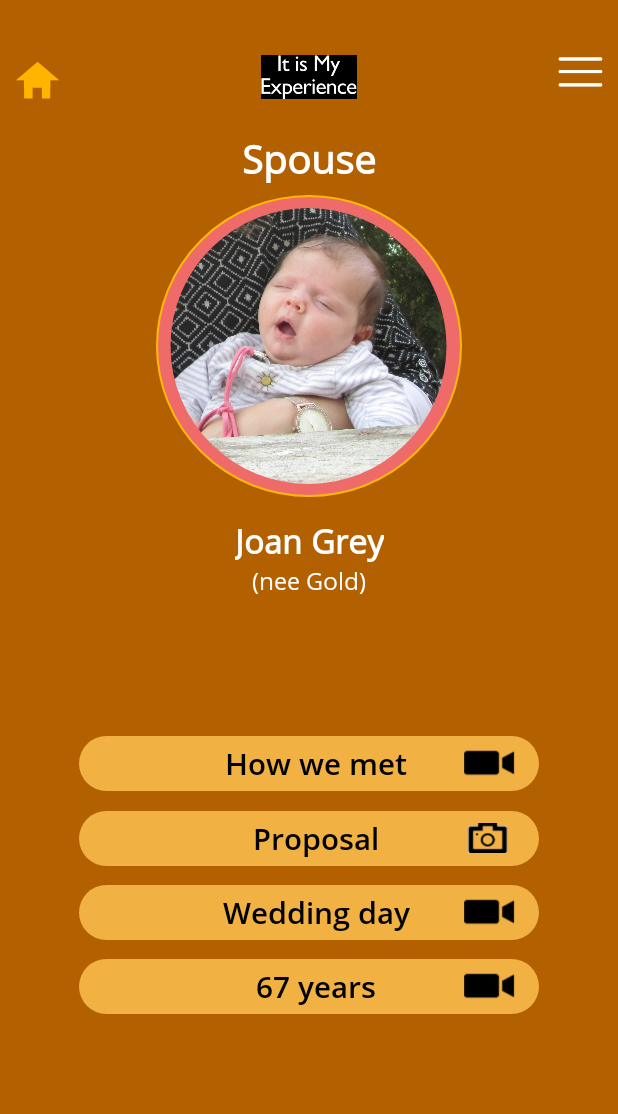
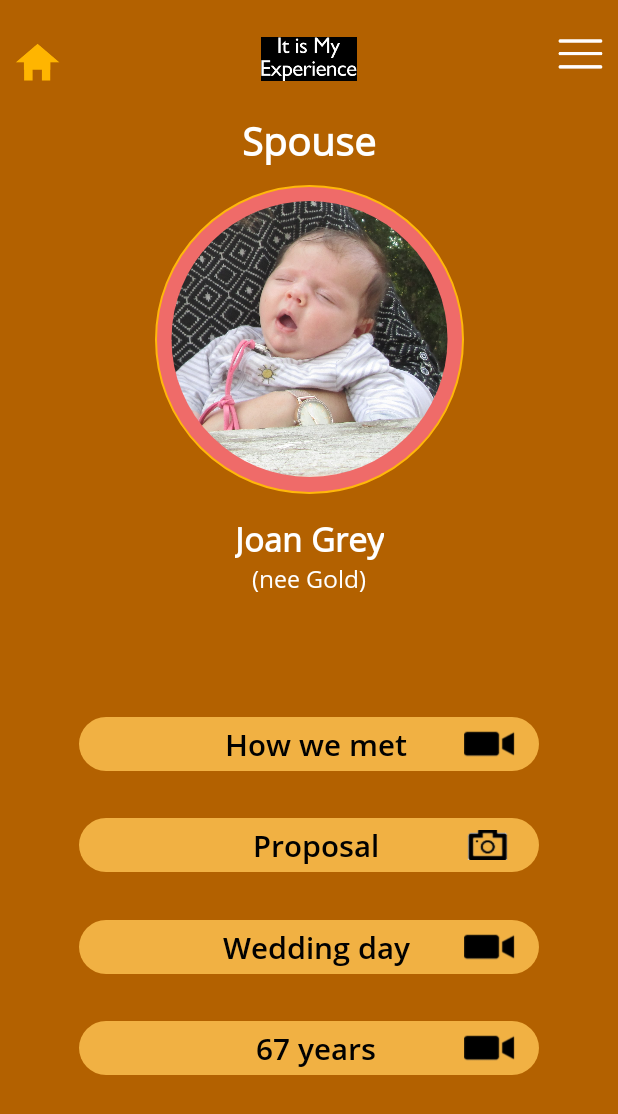
Before and after one commit to tehilaschechter/SampleScreen-1, an Android app: the Spouse screen opened directly, with no data from a screen before it, on a phone screen of 412 x 824 dp. Shown: the top 1114 px of the screen. Run offline under Robolectric (Android 15) with nearby library versions, the phone set to English and light mode, and no system bars; our stand-ins replace CircleImageView.

Commit message:
spouse constraints

```diff
--- a/app/src/main/res/layout/activity_family.xml
+++ b/app/src/main/res/layout/activity_family.xml
@@ -66,8 +66,8 @@
 
         <de.hdodenhof.circleimageview.CircleImageView
             android:id="@+id/imgChildPicture"
-            android:layout_width="200dp"
-            android:layout_height="200dp"
+            android:layout_width="196dp"
+            android:layout_height="196dp"
             android:layout_gravity="center_horizontal|center_vertical"
             android:contentDescription="@string/descProfileImage"
             android:src="@drawable/baby" />
--- a/app/src/main/res/layout/activity_spouse.xml
+++ b/app/src/main/res/layout/activity_spouse.xml
@@ -43,6 +43,7 @@
         style="@style/style_categoryHeading"
         android:layout_width="wrap_content"
         android:layout_height="wrap_content"
+        android:layout_marginBottom="5dp"
         android:text="@string/txtSpouse"
         android:translationY="-6dp"
         app:layout_constraintBottom_toTopOf="@+id/frameLayout"
@@ -53,11 +54,10 @@
 
     <FrameLayout
         android:id="@+id/frameLayout"
-        android:layout_width="204dp"
-        android:layout_height="201dp"
+        android:layout_width="206dp"
+        android:layout_height="206dp"
         android:background="@drawable/transparent_circle_background"
         android:padding="5dp"
-        app:layout_constraintBottom_toTopOf="@+id/glnImageBottom"
         app:layout_constraintEnd_toEndOf="parent"
         app:layout_constraintStart_toStartOf="parent"
         app:layout_constraintTop_toTopOf="@+id/glnImageTop">
@@ -98,6 +98,22 @@
         app:layout_constraintTop_toBottomOf="@+id/txtSpouseName" />
 
     <Button
+        android:id="@+id/btnProposal"
+        style="@style/style_filled_button_sub"
+        android:layout_width="0dp"
+        android:background="@drawable/rect_rounded_button"
+        android:drawableEnd="@drawable/camera_icon"
+        android:paddingLeft="@dimen/dimen_centerMediaButtonText"
+        android:paddingRight="@dimen/dimen_mediaButtonRight"
+        android:text="Proposal"
+        app:layout_constraintBottom_toTopOf="@+id/btnWeddingDay"
+        app:layout_constraintEnd_toStartOf="@+id/glnButtonsRight"
+        app:layout_constraintHorizontal_bias="0.0"
+        app:layout_constraintStart_toStartOf="@+id/glnButtonsLeft"
+        app:layout_constraintTop_toBottomOf="@+id/btnHowMet"
+        app:layout_constraintVertical_chainStyle="spread_inside" />
+
+    <Button
         android:id="@+id/btnWeddingDay"
         style="@style/style_filled_button_sub"
         android:layout_width="0dp"
@@ -108,7 +124,7 @@
         android:text="Wedding day"
         app:layout_constraintBottom_toTopOf="@+id/btnYears"
         app:layout_constraintEnd_toStartOf="@+id/glnButtonsRight"
-        app:layout_constraintHorizontal_bias="0.5"
+        app:layout_constraintHorizontal_bias="1.0"
         app:layout_constraintStart_toStartOf="@+id/glnButtonsLeft"
         app:layout_constraintTop_toBottomOf="@+id/btnProposal" />
 
@@ -123,24 +139,10 @@
         android:text="How we met"
         app:layout_constraintBottom_toTopOf="@+id/btnProposal"
         app:layout_constraintEnd_toStartOf="@+id/glnButtonsRight"
-        app:layout_constraintHorizontal_bias="0.5"
+        app:layout_constraintHorizontal_bias="1.0"
         app:layout_constraintStart_toStartOf="@+id/glnButtonsLeft"
-        app:layout_constraintTop_toBottomOf="@+id/glnButtonsTop" />
-
-    <Button
-        android:id="@+id/btnProposal"
-        style="@style/style_filled_button_sub"
-        android:layout_width="0dp"
-        android:background="@drawable/rect_rounded_button"
-        android:drawableEnd="@drawable/camera_icon"
-        android:paddingLeft="@dimen/dimen_centerMediaButtonText"
-        android:paddingRight="@dimen/dimen_mediaButtonRight"
-        android:text="Proposal"
-        app:layout_constraintBottom_toTopOf="@+id/btnWeddingDay"
-        app:layout_constraintEnd_toStartOf="@+id/glnButtonsRight"
-        app:layout_constraintHorizontal_bias="0.5"
-        app:layout_constraintStart_toStartOf="@+id/glnButtonsLeft"
-        app:layout_constraintTop_toBottomOf="@+id/btnHowMet" />
+        app:layout_constraintTop_toTopOf="@+id/glnButtonsTop"
+        app:layout_constraintVertical_chainStyle="spread_inside" />
 
     <Button
         android:id="@+id/btnYears"
@@ -153,9 +155,9 @@
         android:text="67 years"
         app:layout_constraintBottom_toTopOf="@+id/glnButtonsBottom"
         app:layout_constraintEnd_toStartOf="@+id/glnButtonsRight"
-        app:layout_constraintHorizontal_bias="0.5"
+        app:layout_constraintHorizontal_bias="1.0"
         app:layout_constraintStart_toStartOf="@+id/glnButtonsLeft"
-        app:layout_constraintTop_toBottomOf="@+id/glnBottom" />
+        app:layout_constraintTop_toBottomOf="@+id/btnWeddingDay" />
 
     <androidx.constraintlayout.widget.Guideline
         android:id="@+id/glnButtonsLeft"
@@ -183,7 +185,7 @@
         android:layout_width="wrap_content"
         android:layout_height="wrap_content"
         android:orientation="horizontal"
-        app:layout_constraintGuide_percent="0.82" />
+        app:layout_constraintGuide_percent="0.87" />
 
     <androidx.constraintlayout.widget.Guideline
         android:id="@+id/glnImageTop"
@@ -192,12 +194,5 @@
         android:orientation="horizontal"
         app:layout_constraintGuide_percent="0.15" />
 
-    <androidx.constraintlayout.widget.Guideline
-        android:id="@+id/glnImageBottom"
-        android:layout_width="wrap_content"
-        android:layout_height="wrap_content"
-        android:orientation="horizontal"
-        app:layout_constraintGuide_percent="0.41" />
-
 
 </androidx.constraintlayout.widget.ConstraintLayout>
--- a/app/src/main/res/values/dimens.xml
+++ b/app/src/main/res/values/dimens.xml
@@ -11,7 +11,7 @@
 
     <!--BUTTON DIMENS-->
     <dimen name="dimen_filledButtonWidth">275dp</dimen>
-    <dimen name="dimen_filledButtonHeight">36.5dp</dimen>
+    <dimen name="dimen_filledButtonHeight">36dp</dimen>
 
     <dimen name="dimen_scrollWidth">14dp</dimen>
     <dimen name="dimen_scrollHeight">14dp</dimen>
```
